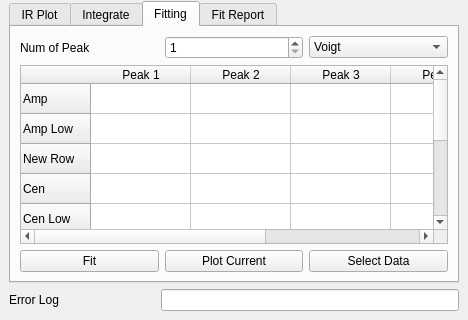
Before: the Qt Designer form src/Ui_Files/DockWidgets/dw_FTIR.ui in austinmcano/GeorgeGroupGui, drawn with Qt 5; both pictures show x 0 to 468 and y 190 to 510 of the 468 by 510 pixel window.
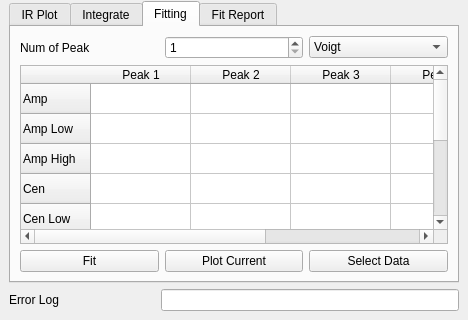
After: the same form once the commit is applied. The open tabs and pages were chosen to show the change.

Diff of the .ui file:
```diff
--- a/src/Ui_Files/DockWidgets/dw_FTIR.ui
+++ b/src/Ui_Files/DockWidgets/dw_FTIR.ui
@@ -373,7 +373,7 @@
           </row>
           <row>
            <property name="text">
-            <string>New Row</string>
+            <string>Amp High</string>
            </property>
           </row>
           <row>
@@ -388,7 +388,7 @@
           </row>
           <row>
            <property name="text">
-            <string>New Row</string>
+            <string>Cen High</string>
            </property>
           </row>
           <row>
```
Left out of the diff: 2 changed lines with no effect on the pictures.
